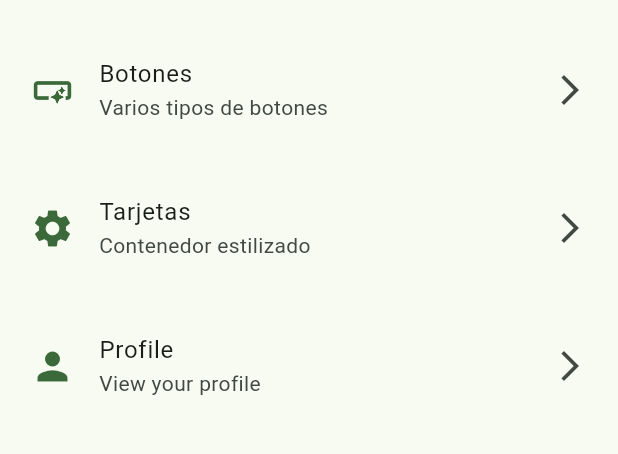
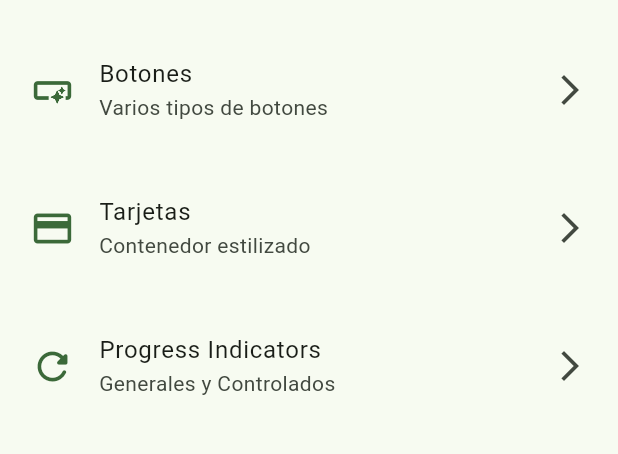
Before and after one commit to AlanMelendez/AppThemeFlutter, a Flutter app: the screen it shows after launch, on a phone screen of 412 x 824 dp, the part 63-517 px from its top. Run offline on Flutter 3.47's test engine with Material 3 defaults, Android fonts, the phone set to English and light mode, and no system bars; our stand-ins replace go_router.

```diff
--- a/lib/config/menu/menu_items.dart
+++ b/lib/config/menu/menu_items.dart
@@ -26,12 +26,12 @@ const appMenuItems = <MenuItems>[
     title: 'Tarjetas',
     subTitle: 'Contenedor estilizado',
     link: '/cards',
-    icon: Icons.settings,
+    icon: Icons.credit_card,
   ),
   MenuItems(
-    title: 'Profile',
-    subTitle: 'View your profile',
-    link: '/profile',
-    icon: Icons.person,
+    title: 'Progress Indicators',
+    subTitle: 'Generales y Controlados',
+    link: '/progress',
+    icon: Icons.refresh_rounded,
   ),
 ];
--- a/lib/config/router/app_router.dart
+++ b/lib/config/router/app_router.dart
@@ -21,5 +21,10 @@ final appRouter = GoRouter(
       name: CardsScreen.name,
       builder: (context, state) => CardsScreen(),
     ),
+    GoRoute(
+      path: '/progress',
+      name: ProgressScreen.name,
+      builder: (context, state) => ProgressScreen(),
+    ),
   ],
 );
```
Also changed, not shown: lib/presentation/screens/progress/progress_screen.dart (+58 -11 lines).
